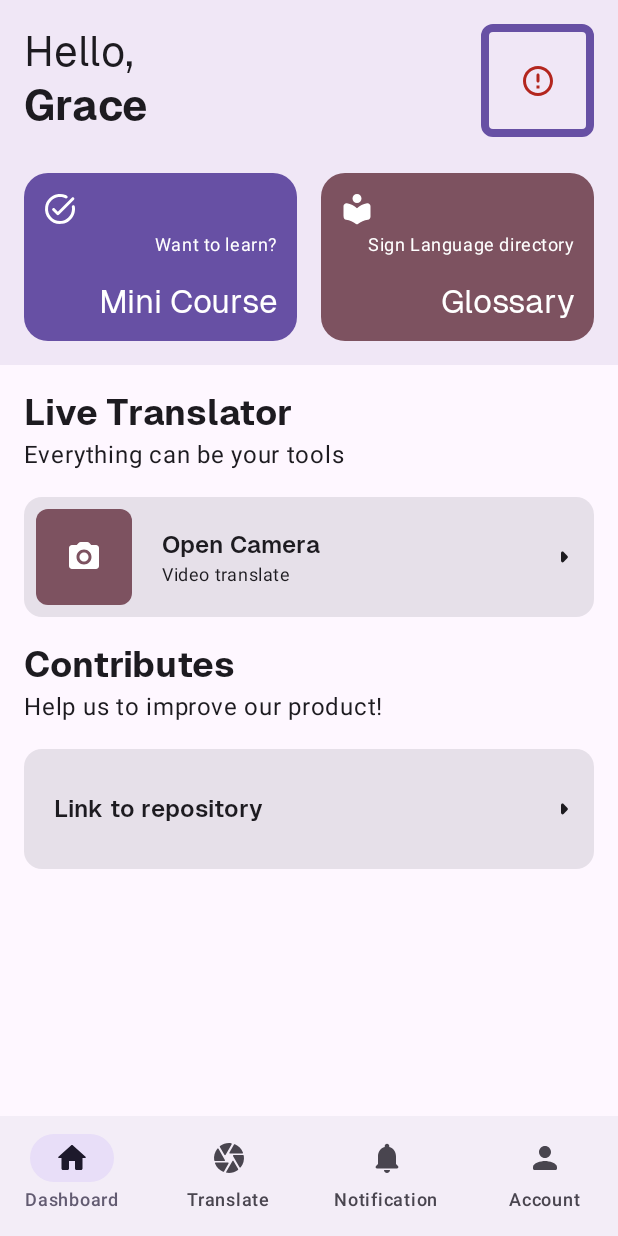
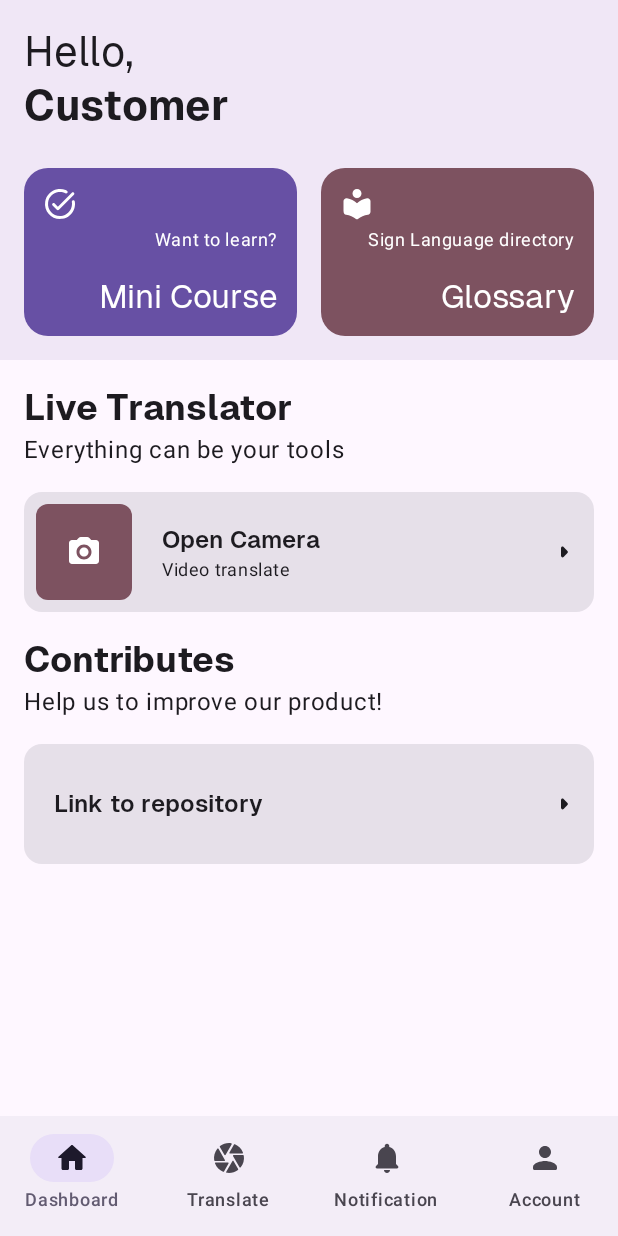
Before and after one commit to Bangkit-WSLTA-Capstone/mobile-edusign, an Android app built with Jetpack Compose: the HomeNavScreen screen opened through its navigation route, on a phone screen of 412 x 824 dp. Run offline under Robolectric (Android 15) with nearby library versions, the light colour scheme and no system bars; our stand-ins replace Dagger/Hilt's generated code.

Commit message:
ui: remove profile picture

```diff
--- a/app/src/main/java/com/nekkiichi/edusign/ui/screens/home/DashboardScreen.kt
+++ b/app/src/main/java/com/nekkiichi/edusign/ui/screens/home/DashboardScreen.kt
@@ -28,7 +28,6 @@ import androidx.navigation.NavController
 import androidx.navigation.compose.rememberNavController
 import com.nekkiichi.edusign.ui.composable.BentoButton
 import com.nekkiichi.edusign.ui.composable.DashboardButton
-import com.nekkiichi.edusign.ui.composable.ProfilePicture
 import com.nekkiichi.edusign.ui.theme.EduSignTheme
 
 
@@ -69,12 +68,11 @@ fun DashboardScreen(bottomNavController: NavController) {
                                     fontWeight = FontWeight.Normal
                                 )
                                 Text(
-                                    text = "Grace",
+                                    text = "Customer",
                                     style = MaterialTheme.typography.headlineMedium,
                                     fontWeight = FontWeight.ExtraBold
                                 )
                             }
-                            ProfilePicture(imageUrl = "", modifier = Modifier.size(75.dp))
                         }
                         Spacer(modifier = Modifier.size(24.dp))
                         Row(
```
